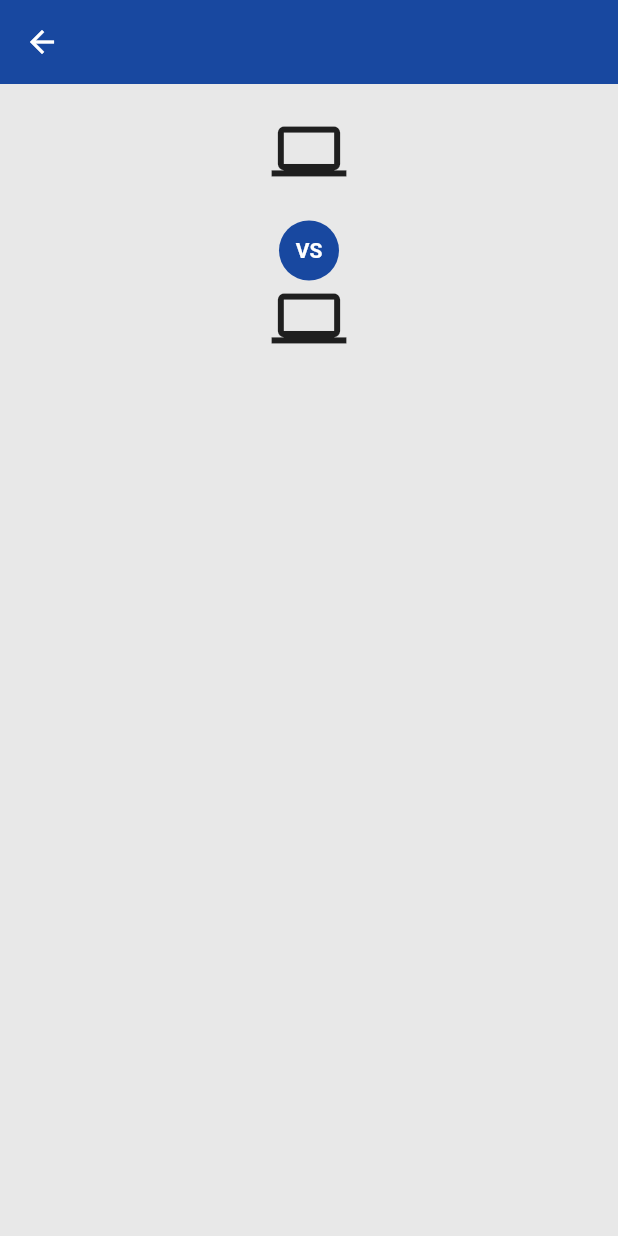
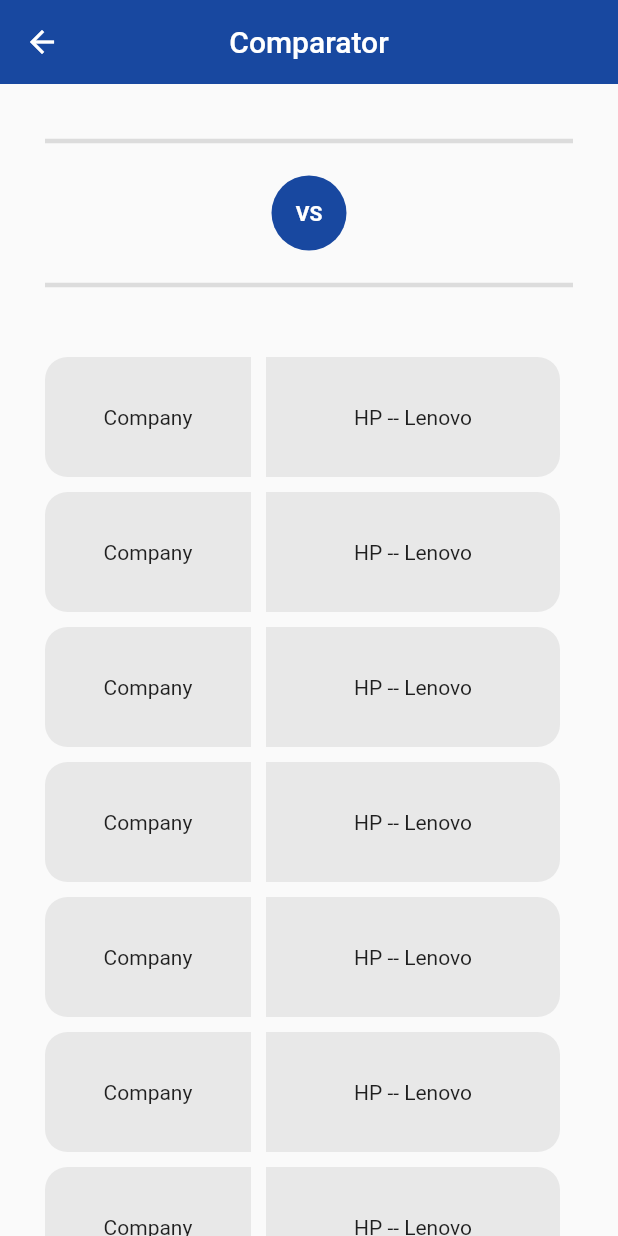
Before and after one commit to simonagrieco/tech_match, a Flutter app: the screen it shows after launch, tab 2 chosen, after a tap on "Compare", on a phone screen of 412 x 824 dp. Run offline on Flutter 3.47's test engine with Material 2 defaults, Android fonts, the phone set to English and light mode, and no system bars; our stand-ins replace searchfield; missing offline and left inert: mongo_dart.

Commit message:
added listview to comparator

```diff
--- a/lib/screen/comparator.dart
+++ b/lib/screen/comparator.dart
@@ -16,6 +16,8 @@ class Comparator extends StatelessWidget {
   Widget build(BuildContext context) {
     return Scaffold(
       appBar: AppBar(
+        title: Text("Comparator"),
+        centerTitle: true,
         backgroundColor: Color.fromRGBO(24, 72, 160, 1),
         elevation: 0,
         leading: IconButton(
@@ -25,34 +27,36 @@ class Comparator extends StatelessWidget {
           },
         ),
       ),
-      body: Container(
-        width: double.infinity,
-        color: Color.fromARGB(255, 232, 232, 232),
-        child: Padding(
-          padding: const EdgeInsets.all(20.0),
+      body: Center(
         child: Column(
-            crossAxisAlignment: CrossAxisAlignment.center,
           children: [
-              Center(
+            Padding(
+              padding: const EdgeInsets.all(30.0),
               child: Column(
+                children: [
+                  Divider(
+                    thickness: 3,
+                  ),
+                  Row(
                     mainAxisAlignment: MainAxisAlignment.center,
                     children: [
-                    Column(
-                      children: [
-                        Icon(Icons.laptop, size: 50),
-                        Text(
+                      Container(
+                        padding: EdgeInsets.all(2),
+                        width: 120,
+                        child: Text(
                           device1,
+                          textAlign: TextAlign.center,
                           style: TextStyle(
                             fontWeight: FontWeight.w700,
                             fontSize: 18,
                           ),
                         ),
-                      ],
                       ),
                       Container(
-                      margin: EdgeInsets.symmetric(horizontal: 20),
-                      width: 40,
-                      height: 40,
+                        margin:
+                            EdgeInsets.symmetric(vertical: 15, horizontal: 15),
+                        width: 50,
+                        height: 50,
                         alignment: Alignment(0, 0),
                         decoration: BoxDecoration(
                           color: Color.fromRGBO(24, 72, 160, 1),
@@ -64,25 +68,68 @@ class Comparator extends StatelessWidget {
                               color: Colors.white, fontWeight: FontWeight.w700),
                         ),
                       ),
-                    Column(
-                      children: [
-                        Icon(Icons.laptop, size: 50),
-                        Text(
-                          device1,
+                      Container(
+                        padding: EdgeInsets.all(2),
+                        width: 120,
+                        child: Text(
+                          device2,
+                          textAlign: TextAlign.center,
+                          overflow: TextOverflow.visible,
                           style: TextStyle(
                             fontWeight: FontWeight.w700,
                             fontSize: 18,
                           ),
                         ),
+                      ),
                     ],
                   ),
+                  Divider(
+                    thickness: 3,
+                  ),
                 ],
+              ),
+            ),
+            Expanded(
+              child: ListView.separated(
+                padding: EdgeInsets.symmetric(vertical: 10, horizontal: 30),
+                separatorBuilder: (context, index) => SizedBox(
+                  height: 10,
+                ),
+                itemCount: 11,
+                itemBuilder: ((context, index) => Row(
+                      children: [
+                        Container(
+                          decoration: BoxDecoration(
+                            color: Color.fromARGB(255, 232, 232, 232),
+                            borderRadius: BorderRadius.only(
+                              topLeft: Radius.circular(15),
+                              bottomLeft: Radius.circular(15),
+                            ),
+                          ),
+                          margin: EdgeInsets.only(right: 10),
+                          width: (MediaQuery.of(context).size.width / 3),
+                          height: 80,
+                          child: Center(child: Text("Company")),
+                        ),
+                        Container(
+                          decoration: BoxDecoration(
+                            color: Color.fromARGB(255, 232, 232, 232),
+                            borderRadius: BorderRadius.only(
+                              topRight: Radius.circular(15),
+                              bottomRight: Radius.circular(15),
+                            ),
+                          ),
+                          width: (MediaQuery.of(context).size.width / 2 - 10),
+                          height: 80,
+                          child: Center(child: Text("HP -- Lenovo")),
+                        )
+                      ],
+                    )),
               ),
             )
           ],
         ),
       ),
-      ),
     );
   }
 }
--- a/lib/screen/compareLaptop.dart
+++ b/lib/screen/compareLaptop.dart
@@ -43,7 +43,7 @@ class _compareLaptopScreenState extends State<compareLaptopScreen>
             getVsRow(),
             SizedBox(height: 20),
             getSearchField(device2Controller, "Device 2"),
-            SizedBox(height: 150),
+            SizedBox(height: 70),
             getButton(),
           ],
         ),
```
Lines whose indentation alone changed are shown as unchanged.
